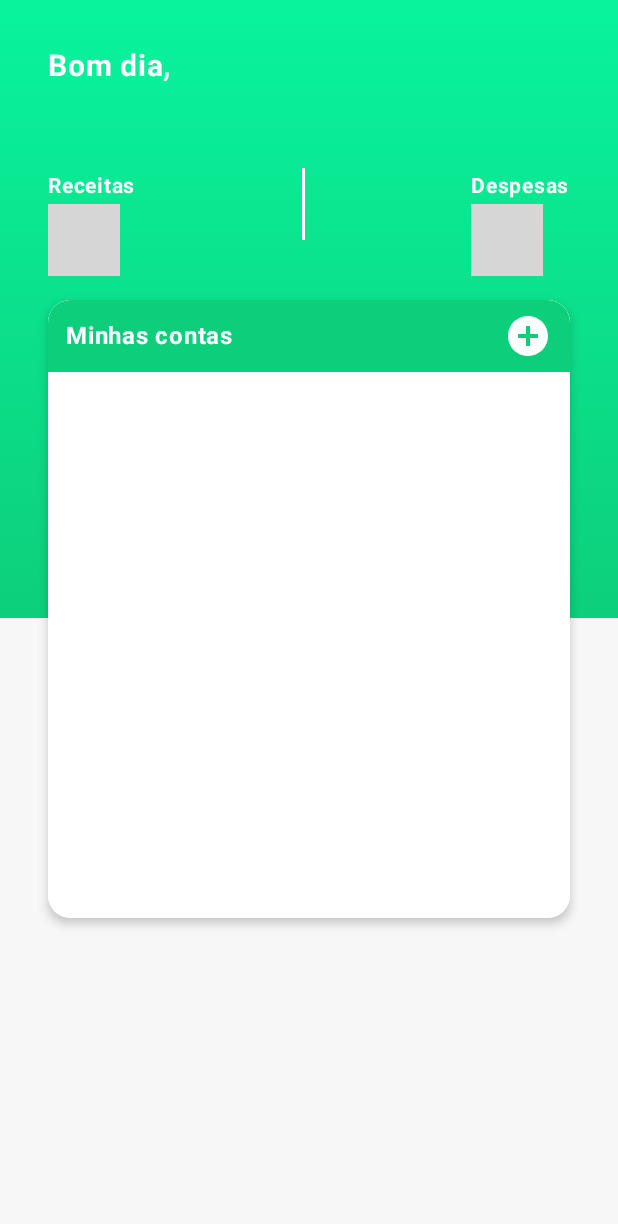
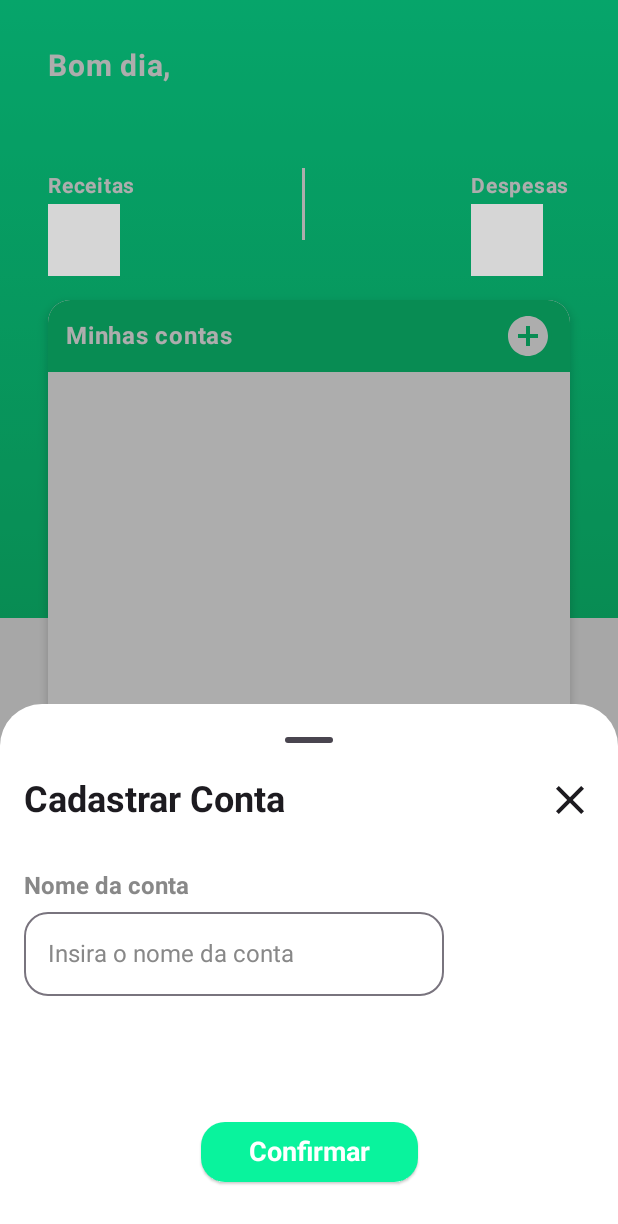
Before and after one commit to thiaagodev/Finn, an Android app built with Jetpack Compose: the composable HomeScreen shown on its own in the app's theme, after a tap on "Adicionar conta", on a phone screen of 412 x 824 dp. Shown: the top 1224 px of the screen. Run offline under Robolectric (Android 15) with nearby library versions, the phone set to English and light mode, and no system bars; our stand-ins replace Dagger/Hilt's generated code, Firebase (no records; nobody signed in at launch, a user with empty details on screens opened directly); libraries missing offline, so code that uses them is left out: dev.thiaago.jetpackbrazilfields; 2 statements that could not run were skipped; grey boxes are pictures that could not be loaded.

Commit message:
feature: adicionando bottom sheet de cadastro de conta

```diff
--- /dev/null
+++ b/app/src/main/java/dev/thiaago/finn/core/ui/components/BottomSheetHeader.kt
@@ -0,0 +1,59 @@
+package dev.thiaago.finn.core.ui.components
+
+import androidx.compose.foundation.layout.Arrangement
+import androidx.compose.foundation.layout.Row
+import androidx.compose.foundation.layout.fillMaxWidth
+import androidx.compose.foundation.layout.size
+import androidx.compose.material.icons.Icons
+import androidx.compose.material.icons.filled.Close
+import androidx.compose.material3.Icon
+import androidx.compose.material3.IconButton
+import androidx.compose.material3.Text
+import androidx.compose.runtime.Composable
+import androidx.compose.ui.Alignment
+import androidx.compose.ui.Modifier
+import androidx.compose.ui.text.TextStyle
+import androidx.compose.ui.text.font.FontWeight
+import androidx.compose.ui.tooling.preview.Preview
+import androidx.compose.ui.unit.dp
+import androidx.compose.ui.unit.sp
+
+@Composable
+fun BottomSheetHeader(title: String, onClose: () -> Unit) {
+    Row(
+        Modifier
+            .fillMaxWidth(),
+        horizontalArrangement = Arrangement.SpaceBetween,
+        verticalAlignment = Alignment.CenterVertically,
+    ) {
+        Text(
+            text = title,
+            style = TextStyle(
+                fontSize = 24.sp,
+                fontWeight = FontWeight.Bold,
+            )
+        )
+
+        IconButton(
+            modifier = Modifier.size(32.dp),
+            onClick = onClose
+        ) {
+            Icon(
+                imageVector = Icons.Default.Close,
+                contentDescription = "Fechar Modal",
+                Modifier.size(32.dp)
+            )
+        }
+    }
+}
+
+@Preview(showBackground = true, showSystemUi = true)
+@Composable
+private fun BottomSheetHeaderPreview() {
+    BottomSheetHeader(
+        title = "Teste BottomSheet Header",
+        onClose = {
+
+        }
+    )
+}
--- /dev/null
+++ b/app/src/main/java/dev/thiaago/finn/core/ui/components/SimpleButton.kt
@@ -0,0 +1,48 @@
+package dev.thiaago.finn.core.ui.components
+
+import androidx.compose.foundation.layout.PaddingValues
+import androidx.compose.foundation.shape.RoundedCornerShape
+import androidx.compose.material3.ButtonDefaults
+import androidx.compose.material3.ElevatedButton
+import androidx.compose.material3.Text
+import androidx.compose.runtime.Composable
+import androidx.compose.ui.Modifier
+import androidx.compose.ui.text.TextStyle
+import androidx.compose.ui.text.font.FontWeight
+import androidx.compose.ui.tooling.preview.Preview
+import androidx.compose.ui.unit.dp
+import androidx.compose.ui.unit.sp
+import dev.thiaago.finn.core.ui.theme.FinnColors
+
+@Composable
+fun SimpleButton(
+    modifier: Modifier = Modifier,
+    text: String,
+    onClick: () -> Unit
+) {
+    ElevatedButton(
+        onClick = onClick,
+        colors = ButtonDefaults.buttonColors(
+            containerColor = FinnColors.lightGreen
+        ),
+        shape = RoundedCornerShape(16.dp),
+        contentPadding = PaddingValues(horizontal = 32.dp, vertical = 8.dp),
+        modifier = modifier
+    ) {
+        Text(
+            text = text,
+            style = TextStyle(
+                fontSize = 18.sp,
+                fontWeight = FontWeight.Bold,
+            )
+        )
+    }
+}
+
+@Preview
+@Composable
+private fun SimpleButtonPreview() {
+    SimpleButton(text = "Salvar") {
+
+    }
+}
--- /dev/null
+++ b/app/src/main/java/dev/thiaago/finn/features/home/ui/components/CreateAccountBottomSheet.kt
@@ -0,0 +1,90 @@
+package dev.thiaago.finn.features.home.ui.components
+
+import androidx.compose.foundation.layout.Box
+import androidx.compose.foundation.layout.Column
+import androidx.compose.foundation.layout.Spacer
+import androidx.compose.foundation.layout.fillMaxWidth
+import androidx.compose.foundation.layout.height
+import androidx.compose.foundation.layout.padding
+import androidx.compose.foundation.shape.RoundedCornerShape
+import androidx.compose.material3.ExperimentalMaterial3Api
+import androidx.compose.material3.OutlinedTextField
+import androidx.compose.material3.Text
+import androidx.compose.runtime.Composable
+import androidx.compose.ui.Alignment
+import androidx.compose.ui.Modifier
+import androidx.compose.ui.graphics.Color
+import androidx.compose.ui.text.TextStyle
+import androidx.compose.ui.text.font.FontWeight
+import androidx.compose.ui.tooling.preview.Preview
+import androidx.compose.ui.unit.dp
+import androidx.compose.ui.unit.sp
+import dev.thiaago.finn.core.ui.components.BottomSheetHeader
+import dev.thiaago.finn.core.ui.components.SimpleButton
+
+@OptIn(ExperimentalMaterial3Api::class)
+@Composable
+fun CreateAccountBottomSheet(onClose: () -> Unit) {
+    Column(
+        Modifier
+            .fillMaxWidth()
+            .padding(horizontal = 16.dp)
+    ) {
+        BottomSheetHeader(
+            title = "Cadastrar Conta",
+            onClose = onClose
+        )
+        Spacer(modifier = Modifier.height(32.dp))
+
+        Text(
+            text = "Nome da conta",
+            style = TextStyle(
+                color = Color.Gray,
+                fontWeight = FontWeight.Bold,
+                fontSize = 16.sp
+            )
+        )
+
+        OutlinedTextField(
+            modifier = Modifier.padding(top = 8.dp),
+            value = "",
+            placeholder = {
+                Text(
+                    text = "Insira o nome da conta",
+                    style = TextStyle(
+                        fontSize = 16.sp,
+                        color = Color.Gray
+                    ),
+                )
+            },
+            textStyle = TextStyle(
+                fontSize = 16.sp
+            ),
+            shape = RoundedCornerShape(16.dp),
+            maxLines = 1,
+            singleLine = true,
+            onValueChange = {}
+        )
+
+        Spacer(modifier = Modifier.height(48.dp))
+
+        Box(
+            Modifier
+                .fillMaxWidth()
+                .padding(32.dp)
+        ) {
+            SimpleButton(
+                Modifier.align(Alignment.BottomCenter),
+                text = "Confirmar"
+            ) {
+
+            }
+        }
+    }
+}
+
+@Preview(showBackground = true)
+@Composable
+private fun CreateAccountBottomSheetPreview() {
+    CreateAccountBottomSheet(onClose = {})
+}
--- a/app/src/main/java/dev/thiaago/finn/features/home/ui/components/MyAccountsCard.kt
+++ b/app/src/main/java/dev/thiaago/finn/features/home/ui/components/MyAccountsCard.kt
@@ -43,6 +43,7 @@ import dev.thiaago.jetpackbrazilfields.extensions.toBrazilianCurrency
 fun MyAccountsCard(
     modifier: Modifier = Modifier,
     content: @Composable () -> Unit = {},
+    onAddAccountPressed: () -> Unit,
 ) {
     val screenHeight = LocalConfiguration.current.screenHeightDp
 
@@ -76,7 +77,7 @@ fun MyAccountsCard(
                     )
                     Spacer(Modifier.weight(1f))
                     FilledIconButton(
-                        onClick = { /*TODO*/ },
+                        onClick = onAddAccountPressed,
                         colors = IconButtonDefaults.filledIconButtonColors(containerColor = FinnColors.darkGreen),
                         modifier = Modifier.size(32.dp)
                     ) {
@@ -152,5 +153,6 @@ private fun MyAccountsCardPrev() {
                 )
             }
         },
+        onAddAccountPressed = {}
     )
 }
--- a/app/src/main/java/dev/thiaago/finn/features/home/ui/screens/HomeScreen.kt
+++ b/app/src/main/java/dev/thiaago/finn/features/home/ui/screens/HomeScreen.kt
@@ -15,17 +15,21 @@ import androidx.compose.foundation.layout.width
 import androidx.compose.material.icons.Icons
 import androidx.compose.material.icons.filled.Info
 import androidx.compose.material3.CircularProgressIndicator
+import androidx.compose.material3.ExperimentalMaterial3Api
 import androidx.compose.material3.Icon
 import androidx.compose.material3.MaterialTheme
+import androidx.compose.material3.ModalBottomSheet
 import androidx.compose.material3.Text
 import androidx.compose.runtime.Composable
 import androidx.compose.runtime.collectAsState
 import androidx.compose.runtime.getValue
 import androidx.compose.runtime.mutableStateOf
 import androidx.compose.runtime.remember
+import androidx.compose.runtime.setValue
 import androidx.compose.ui.Alignment
 import androidx.compose.ui.Modifier
 import androidx.compose.ui.graphics.Brush
+import androidx.compose.ui.graphics.Color
 import androidx.compose.ui.text.TextStyle
 import androidx.compose.ui.text.font.FontWeight
 import androidx.compose.ui.tooling.preview.Preview
@@ -38,12 +42,14 @@ import dev.thiaago.finn.core.extensions.isDay
 import dev.thiaago.finn.core.ui.theme.FinnColors
 import dev.thiaago.finn.core.ui.theme.FinnTheme
 import dev.thiaago.finn.features.home.ui.components.AccountItem
+import dev.thiaago.finn.features.home.ui.components.CreateAccountBottomSheet
 import dev.thiaago.finn.features.home.ui.components.IncomeAndExpensesSection
 import dev.thiaago.finn.features.home.ui.components.MyAccountsCard
 import dev.thiaago.finn.features.home.ui.states.AccountState
 import dev.thiaago.finn.features.home.ui.viewmodels.AccountViewModel
 import java.time.LocalDateTime
 
+@OptIn(ExperimentalMaterial3Api::class)
 @Composable
 fun HomeScreen() {
     val loggedUser by remember {
@@ -53,7 +59,29 @@ fun HomeScreen() {
     val accountViewModel: AccountViewModel = hiltViewModel()
     val accountListState = accountViewModel.accountListState.collectAsState()
 
+    var showCreateAccountBottomSheet by remember {
+        mutableStateOf(false)
+    }
+
     FinnTheme {
+        if (showCreateAccountBottomSheet) {
+            ModalBottomSheet(
+                containerColor = Color.White,
+                tonalElevation = 0.dp,
+                onDismissRequest = {
+                    showCreateAccountBottomSheet = false
+                },
+                content = {
+                    CreateAccountBottomSheet(
+                        onClose = {
+                            showCreateAccountBottomSheet = false
+                        }
+                    )
+                }
+            )
+
+        }
+
         Box(Modifier.fillMaxSize()) {
             Box(
                 Modifier
@@ -85,6 +113,9 @@ fun HomeScreen() {
 
             MyAccountsCard(
                 Modifier.offset(y = 200.dp),
+                onAddAccountPressed = {
+                    showCreateAccountBottomSheet = true
+                },
                 content = {
                     when (val accountState = accountListState.value) {
                         is AccountState.GetListAccountSuccess -> {
```
